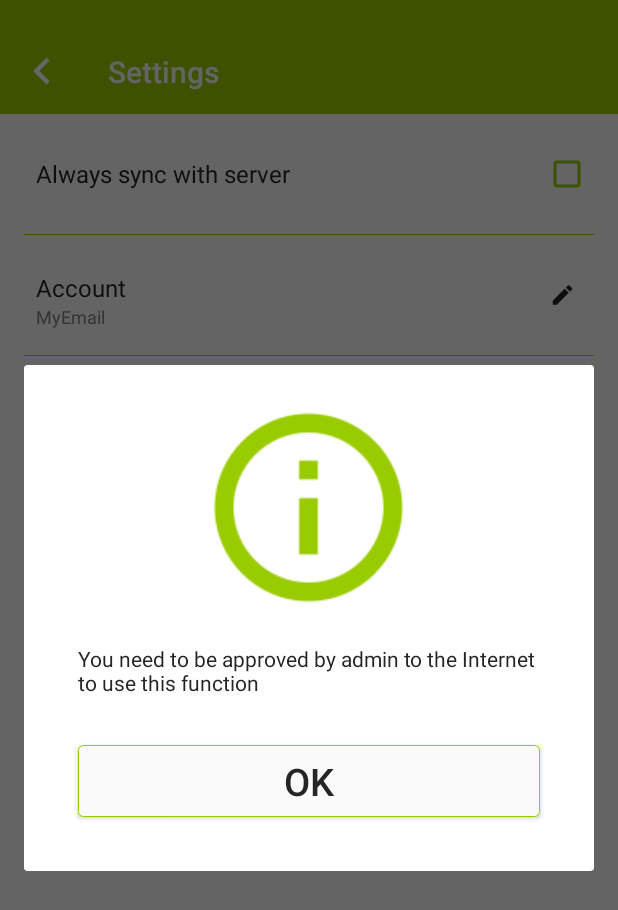
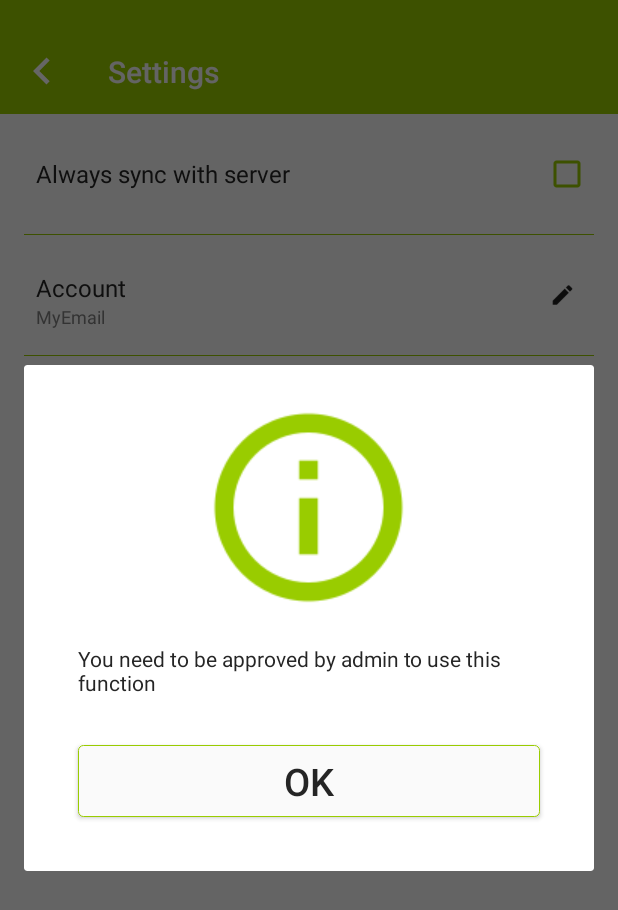
Before and after one commit to muoipt/FFM, an Android app: the MainSettingActivity screen opened directly, with no data from a screen before it, after a tap on an icon or button, on a phone screen of 412 x 824 dp. Shown: the top 910 px of the screen. Run offline under Robolectric (Android 15) with nearby library versions, the phone set to English and light mode, and no system bars.

Commit message:
updated v2

```diff
--- a/app/src/main/res/values/strings.xml
+++ b/app/src/main/res/values/strings.xml
@@ -66,6 +66,7 @@
     <string name="title_activity_category_update">Update Category</string>
     <string name="title_activity_report_update">Update Report</string>
     <string name="title_activity_about">About</string>
+    <string name="title_activity_reset_password">Reset password</string>
 
 
     <!--add new category-->
@@ -129,8 +130,9 @@
     <string name="delete_category_question">Do you want to delete these Categories and all reports of these Categories ?</string>
 
     <string name="alert_login_info">You need to log in to use this function</string>
-    <string name="alert_internet_info">You need to conenct to the Internet to use this function</string>
-    <string name="alert_user_status_info">You need to be approved by admin to the Internet to use this function</string>
+    <string name="alert_internet_info">You need to connect to the Internet to use this function</string>
+    <string name="alert_user_status_info">You need to be approved by admin to use this function</string>
+    <string name="alert_function_not_support_info">Sorry, this function has not yet supported</string>
 
     <string name="search_hint">Input search text</string>
     <string name="search_action">SEARCH</string>
```
Also changed, not shown: 1 other file.
